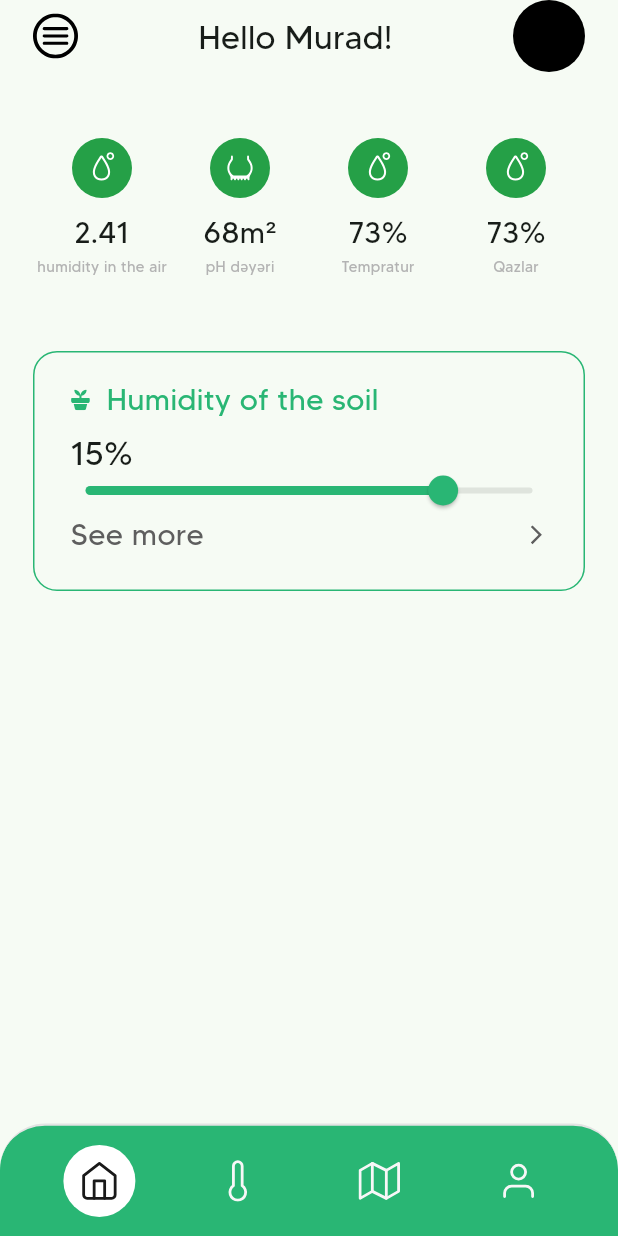
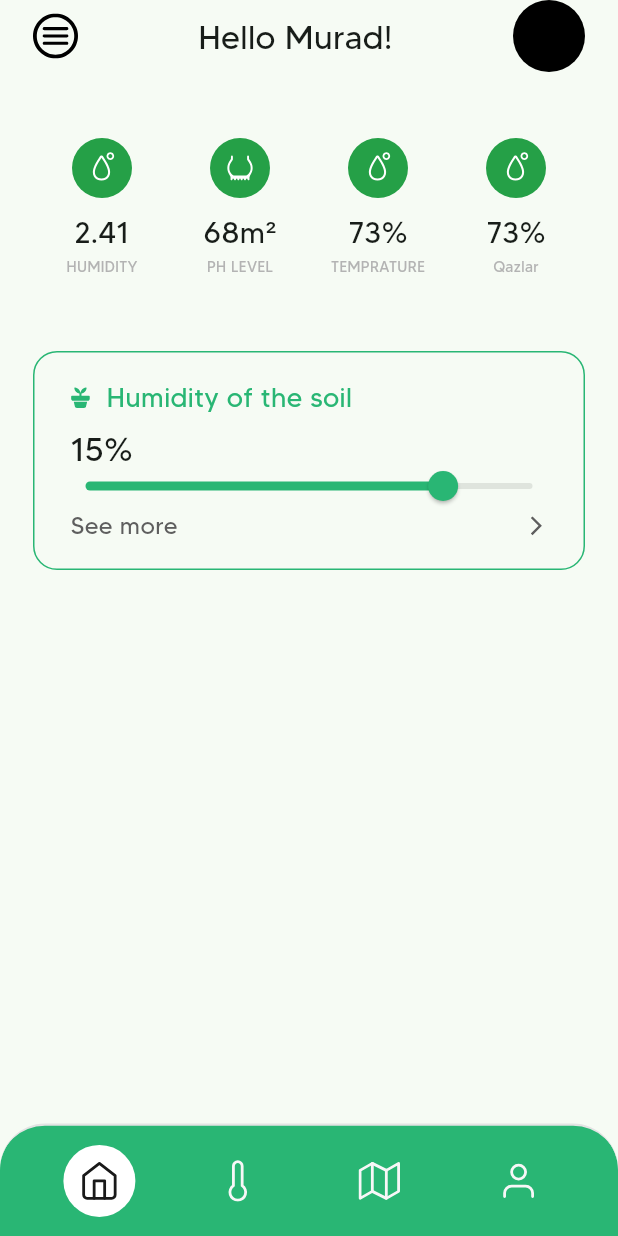
Before and after one commit to tyncmn/agrocoda-mobile, a Flutter app: the HomeView screen opened by its route, on a phone screen of 412 x 824 dp. Run offline on Flutter 3.47's test engine with Material 3 defaults, Android fonts, the phone set to English and light mode, and no system bars; our stand-ins replace auto_route, flutter_riverpod, flutter_svg.

Commit message:
Refactor HomeView widget and related components

```diff
--- a/lib/view/home_view.dart
+++ b/lib/view/home_view.dart
@@ -2,6 +2,7 @@ import 'package:auto_route/auto_route.dart';
 import 'package:cookers_app/utils/assets_const.dart';
 import 'package:cookers_app/utils/extension.dart';
 import 'package:flutter/material.dart';
+import 'package:flutter/widgets.dart';
 import 'package:flutter_svg/flutter_svg.dart';
 
 import '../widgets/home_button.dart';
@@ -42,17 +43,17 @@ class HomeView extends StatelessWidget {
                 HomeButton(
                   asset: AssetConst.humidityButton,
                   title: '2.41',
-                  subtitle: 'humidity in the air',
+                  subtitle: 'HUMIDITY',
                 ),
                 HomeButton(
                   asset: AssetConst.phButton,
                   title: '68m²',
-                  subtitle: 'pH dəyəri',
+                  subtitle: 'PH LEVEL',
                 ),
                 HomeButton(
                   asset: AssetConst.humidityButton,
                   title: '73%',
-                  subtitle: 'Tempratur',
+                  subtitle: 'TEMPRATURE',
                 ),
                 HomeButton(
                   asset: AssetConst.humidityButton,
@@ -63,7 +64,6 @@ class HomeView extends StatelessWidget {
             ),
             const SizedBox(height: 50),
             Container(
-              height: 160,
               decoration: BoxDecoration(
                 borderRadius: BorderRadius.circular(16),
                 border: Border.all(color: context.primaryColor),
@@ -76,13 +76,15 @@ class HomeView extends StatelessWidget {
                 crossAxisAlignment: CrossAxisAlignment.start,
                 children: [
                   Row(
+                    crossAxisAlignment: CrossAxisAlignment.center,
                     children: [
-                      SvgPicture.asset(AssetConst.flowerButton),
+                      SizedBox(child: SvgPicture.asset(AssetConst.flowerButton)),
                       const SizedBox(width: 10),
                       Text(
                         'Humidity of the soil',
                         style: context.largeTextStyle.copyWith(
                           color: context.primaryColor,
+                          fontSize: 18,
                         ),
                       ),
                     ],
@@ -109,6 +111,7 @@ class HomeView extends StatelessWidget {
                         'See more',
                         style: context.largeTextStyle.copyWith(
                           color: const Color(0xFF5E5E5E),
+                          fontSize: 16,
                         ),
                       ),
                       SvgPicture.asset(AssetConst.nextButton),
```
